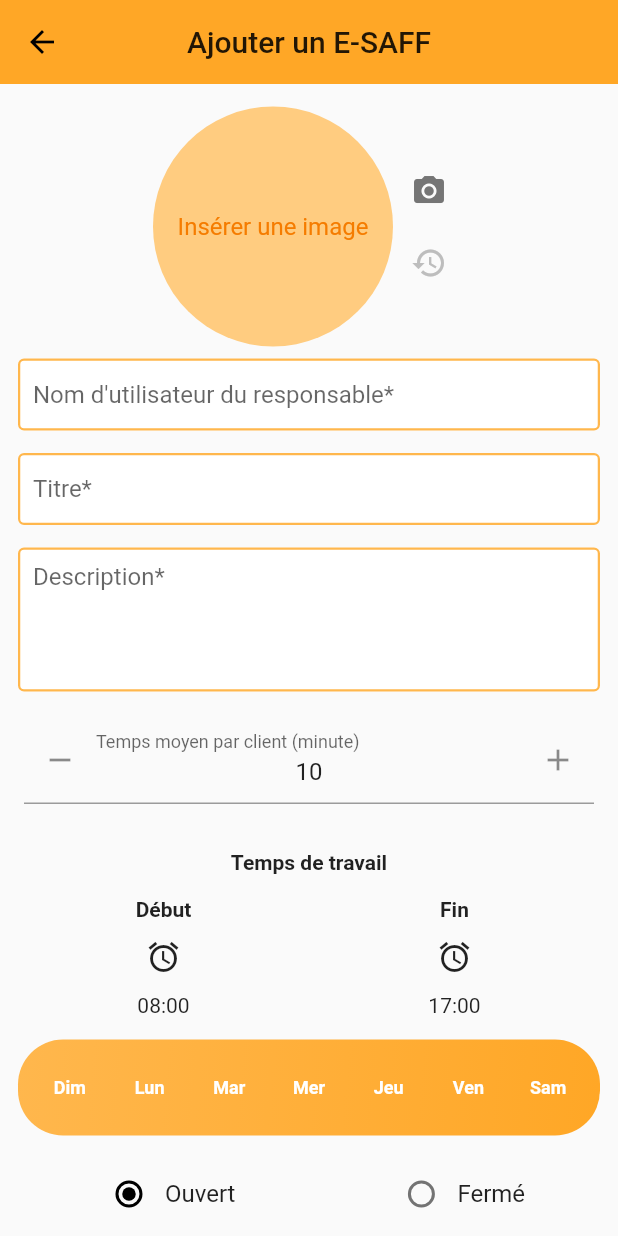
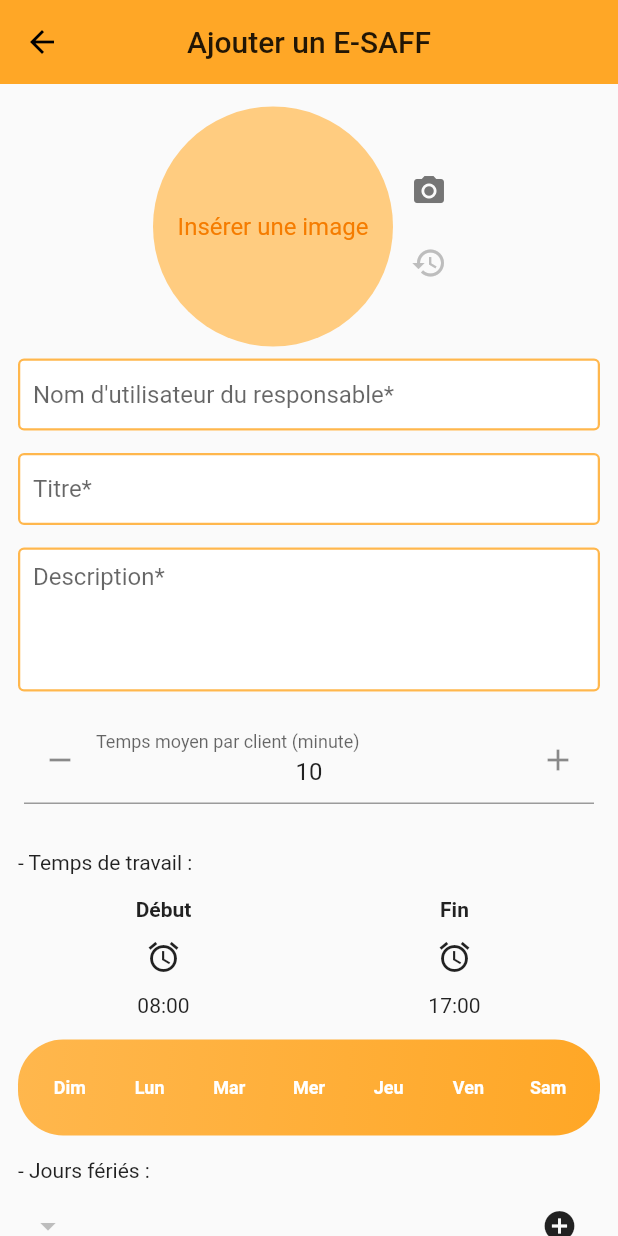
Before and after one commit to jhamza21/issaf-front, a Flutter app: the ServiceList screen opened directly with empty values, after a tap on the "add" icon, on a phone screen of 412 x 824 dp. Run offline on Flutter 3.47's test engine with Material 2 defaults, Android fonts, the phone set to English and light mode, and no system bars; drawn by our look-alikes of flutter_spinbox; our stand-ins replace curved_navigation_bar, flutter_redux, image_picker, intl_phone_field, redux, redux_thunk and 1 more; missing offline and left inert: commons; accounts and stored records are empty; network calls fail.

Commit message:
code clean up

```diff
--- a/lib/constants.dart
+++ b/lib/constants.dart
@@ -143,9 +143,9 @@ BoxDecoration mainBoxDecorationProvider = BoxDecoration(
 
 //CIRCULAR PROGRESS INDICATOR
 SizedBox circularProgressIndicator = SizedBox(
-  height: 20.0,
-  width: 20.0,
+  height: 15.0,
+  width: 15.0,
   child: CircularProgressIndicator(
-    valueColor: new AlwaysStoppedAnimation<Color>(Colors.black),
+    valueColor: new AlwaysStoppedAnimation<Color>(Colors.orange),
   ),
 );
--- a/lib/models/service.dart
+++ b/lib/models/service.dart
@@ -7,6 +7,9 @@ class Service {
   String workStartTime;
   String workEndTime;
   List<String> openDays;
+  List<String> hoolidays;
+  List<String> breakTimes;
+
   int providerId;
   int userId;
   String status;
@@ -21,6 +24,8 @@ class Service {
       this.workStartTime,
       this.workEndTime,
       this.openDays,
+      this.hoolidays,
+      this.breakTimes,
       this.providerId,
       this.userId,
       this.status,
@@ -34,7 +39,12 @@ class Service {
         counter = json['counter'] ?? null,
         workStartTime = json['work_start_time'] ?? '',
         workEndTime = json['work_end_time'] ?? '',
-        openDays = json['open_days'].cast<String>() ?? null,
+        openDays = json['open_days'].cast<String>() ?? [],
+        hoolidays =
+            json['hoolidays'] != null ? json['hoolidays'].cast<String>() : [],
+        breakTimes = json['break_times'] != null
+            ? json['break_times'].cast<String>()
+            : [],
         providerId = json['provider_id'] ?? null,
         userId = json['admin_id'] ?? null,
         status = json['status'] ?? '',
--- a/lib/views/clients/tickets/TicketInProgress.dart
+++ b/lib/views/clients/tickets/TicketInProgress.dart
@@ -172,10 +172,6 @@ class _TicketInProgressState extends State<TicketInProgress> {
                     },
                     icon: Icon(Icons.remove_circle),
                     label: Text("Annuler")),
-                TextButton.icon(
-                    onPressed: () {},
-                    icon: Icon(Icons.repeat),
-                    label: Text("Replanifier"))
               ],
             ),
           )
--- a/lib/views/providers/addUpdateProvider.dart
+++ b/lib/views/providers/addUpdateProvider.dart
@@ -21,7 +21,7 @@ class AddUpdateProvider extends StatefulWidget {
 
 class _AddUpdateProviderState extends State<AddUpdateProvider> {
   bool _isLoading = false;
-  String _title, _description, _email, _mobile, _siteWeb, _image, _error;
+  String _title, _description, _email, _mobile, _siteWeb, _error;
   File _selectedImage;
   final _formKey = new GlobalKey<FormState>();
 
@@ -37,7 +37,6 @@ class _AddUpdateProviderState extends State<AddUpdateProvider> {
       _description = widget.provider.description;
       _mobile = widget.provider.mobile;
       _email = widget.provider.email;
-      _image = widget.provider.image;
       _siteWeb = widget.provider.url;
     }
   }
--- a/lib/views/providers/addUpdateService.dart
+++ b/lib/views/providers/addUpdateService.dart
@@ -38,7 +38,7 @@ class _AddUpdateServiceState extends State<AddUpdateService> {
       _error;
 
   double _avgTimePerClient = 10;
-  List<String> _openDays = [];
+  List<String> _openDays = [], _hoolidays = [], _breaks = [];
   File _selectedImage;
   bool _isFetchingUser = false, _requestStatus = false;
 
@@ -60,6 +60,8 @@ class _AddUpdateServiceState extends State<AddUpdateService> {
         _workStartTime = widget.service.workStartTime.substring(0, 5);
         _workEndTime = widget.service.workEndTime.substring(0, 5);
         _openDays = widget.service.openDays;
+        _hoolidays = widget.service.hoolidays;
+        _breaks = widget.service.breakTimes;
         _status = widget.service.status;
         var prefs = await SharedPreferences.getInstance();
         if (widget.service.userId != null) {
@@ -70,7 +72,6 @@ class _AddUpdateServiceState extends State<AddUpdateService> {
           final response = await RequestService().fetchRequestByServiceId(
               prefs.getString('token'), widget.service.id);
           if (response.statusCode == 200) {
-            print(response.body);
             final jsonData = json.decode(response.body);
             var _request = ModelRequest.Request.fromJson(jsonData);
             if (_request.status == "REFUSED") {
@@ -91,7 +92,6 @@ class _AddUpdateServiceState extends State<AddUpdateService> {
           _isFetchingUser = false;
         });
       } catch (e) {
-        print(e);
         widget.callback(0);
       }
   }
@@ -112,6 +112,8 @@ class _AddUpdateServiceState extends State<AddUpdateService> {
         _workStartTime != service.workStartTime.substring(0, 5) ||
         _workEndTime != service.workEndTime.substring(0, 5) ||
         _openDays != service.openDays ||
+        _hoolidays != service.hoolidays ||
+        _breaks != service.breakTimes ||
         _status != service.status ||
         _selectedImage != null) return true;
     return false;
@@ -149,6 +151,8 @@ class _AddUpdateServiceState extends State<AddUpdateService> {
                       _workStartTime,
                       _workEndTime,
                       _openDays,
+                      _hoolidays,
+                      _breaks,
                       _status,
                       _selectedImage);
                   if (res.statusCode == 201 || res.statusCode == 200) {
@@ -165,14 +169,12 @@ class _AddUpdateServiceState extends State<AddUpdateService> {
                   } else {
                     final jsonData =
                         json.decode(await res.stream.bytesToString());
-                    print(jsonData);
                     setState(() {
                       _isLoading = false;
                       _error = getTranslate(context, jsonData["error"]);
                     });
                   }
                 } catch (e) {
-                  print(e);
                   setState(() {
                     _isLoading = false;
                     _error = getTranslate(context, "ERROR_SERVER");
@@ -334,10 +336,13 @@ class _AddUpdateServiceState extends State<AddUpdateService> {
 
   Widget showTitle(text) {
     return Padding(
-      padding: const EdgeInsets.only(top: 15.0),
-      child: Text(
-        text,
-        style: TextStyle(fontWeight: FontWeight.bold),
+      padding: const EdgeInsets.fromLTRB(12.0, 15.0, 12.0, 0.0),
+      child: Container(
+        alignment: Alignment.topLeft,
+        child: Text(
+          "- " + text + " :",
+          style: TextStyle(fontWeight: FontWeight.w400),
+        ),
       ),
     );
   }
@@ -465,6 +470,156 @@ class _AddUpdateServiceState extends State<AddUpdateService> {
     );
   }
 
+  Future<void> _selectDate(BuildContext context) async {
+    final DateTime d = await showDatePicker(
+      context: context,
+      initialDate: DateTime.now(),
+      firstDate: DateTime.now(),
+      lastDate: DateTime(2030),
+    );
+    if (d != null) {
+      String _date = new DateFormat("yyyy-MM-dd").format(d);
+      if (_hoolidays.contains(_date)) {
+        final snackBar = SnackBar(
+          content: Text(getTranslate(context, "DUPLICATED_HOOLIDAYS")),
+        );
+        ScaffoldMessenger.of(context).showSnackBar(snackBar);
+      } else
+        setState(() {
+          _hoolidays.add(_date);
+        });
+    }
+  }
+
+  Widget _showHoolidaysInput(BuildContext context) {
+    return Padding(
+      padding: const EdgeInsets.fromLTRB(20.0, 5.0, 15.0, 0.0),
+      child: Row(
+        mainAxisAlignment: MainAxisAlignment.spaceBetween,
+        children: <Widget>[
+          DropdownButton(
+            dropdownColor: Colors.orange[50],
+            value: _hoolidays.length > 0
+                ? _hoolidays[_hoolidays.length - 1]
+                : null,
+            icon: Icon(
+              Icons.arrow_drop_down,
+            ),
+            onChanged: (v) {},
+            underline: SizedBox(),
+            items: _hoolidays
+                .map<DropdownMenuItem<String>>((date) => DropdownMenuItem(
+                      value: date,
+                      child: Row(
+                        children: [
+                          IconButton(
+                            icon: Icon(Icons.delete),
+                            onPressed: () {
+                              setState(() {
+                                _hoolidays.remove(date);
+                              });
+                            },
+                          ),
+                          SizedBox(
+                            width: 10,
+                          ),
+                          Text(date),
+                          SizedBox(
+                            width: 20,
+                          ),
+                        ],
+                      ),
+                    ))
+                .toList(),
+          ),
+          IconButton(
+            icon: Icon(Icons.add_circle),
+            onPressed: () {
+              _selectDate(context);
+            },
+          ),
+        ],
+      ),
+    );
+  }
+
+  Future<void> _selectBreakTime(BuildContext context) async {
+    TimeOfDay selectedTime = TimeOfDay.now();
+    TimeOfDay _s = await showTimePicker(
+        context: context,
+        initialTime: selectedTime,
+        helpText: getTranslate(context, "INSERT_TIME_BREAK_START"));
+    String _break;
+    if (_s != null) _break = _s.format(context) + " à ";
+    TimeOfDay _e = await showTimePicker(
+        context: context,
+        initialTime: selectedTime,
+        helpText: getTranslate(context, "INSERT_TIME_BREAK_END"));
+    if (_e != null) {
+      if ((_s.hour + _s.minute / 60.0) >= (_e.hour + _e.minute / 60.0)) {
+        final snackBar = SnackBar(
+          content: Text(getTranslate(context, "INVALID_BREAK_TIME")),
+        );
+        ScaffoldMessenger.of(context).showSnackBar(snackBar);
+      } else {
+        _break += _e.format(context);
+        setState(() {
+          _breaks.add(_break);
+        });
+      }
+    }
+  }
+
+  Widget _showTimeBreaksInput(BuildContext context) {
+    return Padding(
+      padding: const EdgeInsets.fromLTRB(20.0, 0.0, 15.0, 0.0),
+      child: Row(
+        mainAxisAlignment: MainAxisAlignment.spaceBetween,
+        children: <Widget>[
+          DropdownButton(
+            dropdownColor: Colors.orange[50],
+            value: _breaks.length > 0 ? _breaks[_breaks.length - 1] : null,
+            icon: Icon(
+              Icons.arrow_drop_down,
+            ),
+            onChanged: (v) {},
+            underline: SizedBox(),
+            items: _breaks
+                .map<DropdownMenuItem<String>>((_break) => DropdownMenuItem(
+                      value: _break,
+                      child: Row(
+                        children: [
+                          IconButton(
+                            icon: Icon(Icons.delete),
+                            onPressed: () {
+                              setState(() {
+                                _breaks.remove(_break);
+                              });
+                            },
+                          ),
+                          SizedBox(
+                            width: 10,
+                          ),
+                          Text(_break),
+                          SizedBox(
+                            width: 20,
+                          ),
+                        ],
+                      ),
+                    ))
+                .toList(),
+          ),
+          IconButton(
+            icon: Icon(Icons.add_circle),
+            onPressed: () {
+              _selectBreakTime(context);
+            },
+          ),
+        ],
+      ),
+    );
+  }
+
   @override
   Widget build(BuildContext context) {
     return Container(
@@ -497,7 +652,11 @@ class _AddUpdateServiceState extends State<AddUpdateService> {
                       showTitle(getTranslate(context, "WORK_TIME")),
                       showWorkTimeInput(context),
                       showDayPicker(),
-                      showStatusInput(),
+                      showTitle(getTranslate(context, "HOOLIDAYS")),
+                      _showHoolidaysInput(context),
+                      showTitle(getTranslate(context, "BREAK_TIMES")),
+                      _showTimeBreaksInput(context),
+                      // showStatusInput(),
                       showError(),
                       showSaveService()
                     ],
--- a/lib/views/providers/serviceList.dart
+++ b/lib/views/providers/serviceList.dart
@@ -48,7 +48,6 @@ class _ServiceListState extends State<ServiceList> {
         _isLoading = false;
       });
     } catch (error) {
-      print(error);
       setState(() {
         _isLoading = false;
       });
@@ -205,8 +204,16 @@ class _ServiceListState extends State<ServiceList> {
                 IconButton(
                   icon: Icon(Icons.add),
                   onPressed: () {
-                    _selectedService = null;
-                    changePage(1);
+                    if (widget.provider == null) {
+                      final snackBar = SnackBar(
+                        content: Text(
+                            getTranslate(context, "EVENT_REQUIRE_PROVIDER")),
+                      );
+                      ScaffoldMessenger.of(context).showSnackBar(snackBar);
+                    } else {
+                      _selectedService = null;
+                      changePage(1);
+                    }
                   },
                 )
               ],
--- a/lib/views/shared/authentification.dart
+++ b/lib/views/shared/authentification.dart
@@ -108,7 +108,6 @@ class _LoginSignUpState extends State<LoginSignUp> {
               ),
             );
           } else {
-            print(jsonData["error"]);
             var error = jsonData["errors"] as Map<String, dynamic>;
             setState(() {
               _isLoading = false;
@@ -449,8 +448,8 @@ class _LoginSignUpState extends State<LoginSignUp> {
           ),
           DropdownButton(
             dropdownColor: Colors.orange[50],
-            hint: Text(getTranslate(context, _role)),
-            onChanged: (String value) {
+            value: Text(getTranslate(context, _role)),
+            onChanged: (value) {
               setState(() {
                 _role = value;
               });
--- a/lib/views/shared/profile.dart
+++ b/lib/views/shared/profile.dart
@@ -329,7 +329,6 @@ class _ProfileState extends State<Profile> {
                     });
                   }
                 } catch (e) {
-                  print(e);
                   setState(() {
                     _isLoading = false;
                     _error = getTranslate(context, "ERROR_SERVER");
```
Also changed, not shown: lib/language/ar.json (+9 -1 lines), lib/language/fr.json (+9 -1 lines), lib/services/serviceService.dart (+13 -1 lines).
